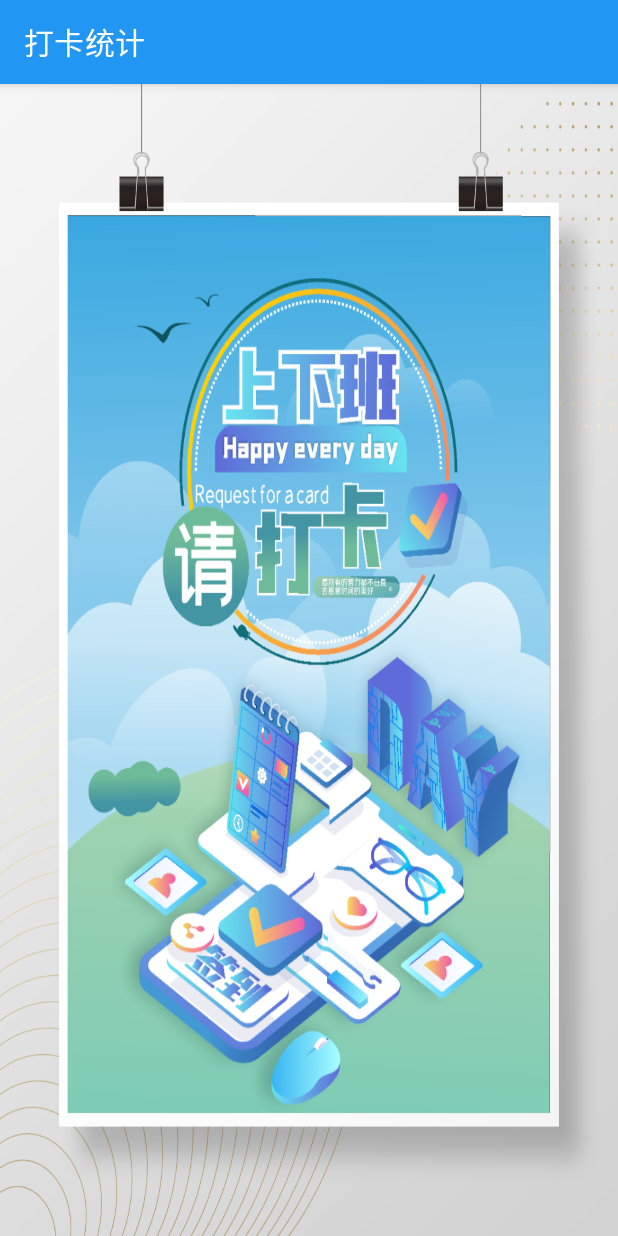
After one commit to ChenBabys/DingdingTimeStatistics, an Android app: the SplashActivity screen opened directly, with no data from a screen before it, on a phone screen of 412 x 824 dp. The commit adds this screen. Run offline under Robolectric (Android 15) with nearby library versions, the light colour scheme and no system bars.

Commit message:
加个启动图

```diff
--- /dev/null
+++ b/app/src/main/java/com/chenbabys/dingdingtimestatistics/SplashActivity.kt
@@ -0,0 +1,18 @@
+package com.chenbabys.dingdingtimestatistics
+
+import android.content.Intent
+import com.chenbabys.dingdingtimestatistics.base.BaseActivity
+import com.chenbabys.dingdingtimestatistics.base.BaseViewModel
+import com.chenbabys.dingdingtimestatistics.databinding.ActivitySplashBinding
+
+class SplashActivity : BaseActivity<BaseViewModel,ActivitySplashBinding>() {
+
+
+    override fun initView() {
+       startActivity(Intent(mContext,MainActivity::class.java))
+    }
+
+    override fun initVm() {
+
+    }
+}
--- /dev/null
+++ b/app/src/main/res/layout/activity_splash.xml
@@ -0,0 +1,10 @@
+<?xml version="1.0" encoding="utf-8"?>
+<androidx.constraintlayout.widget.ConstraintLayout xmlns:android="http://schemas.android.com/apk/res/android"
+    xmlns:app="http://schemas.android.com/apk/res-auto"
+    xmlns:tools="http://schemas.android.com/tools"
+    android:layout_width="match_parent"
+    android:layout_height="match_parent"
+    android:background="@mipmap/ic_daka"
+    tools:context=".SplashActivity">
+
+</androidx.constraintlayout.widget.ConstraintLayout>
--- a/app/src/main/res/values/themes.xml
+++ b/app/src/main/res/values/themes.xml
@@ -13,4 +13,8 @@
         <item name="android:statusBarColor" tools:targetApi="l">?attr/colorPrimaryVariant</item>
         <!-- Customize your theme here. -->
     </style>
+
+    <style name="spanTheme" parent="Theme.DingdingTimeStatistics">
+        <item name="android:windowBackground">@mipmap/ic_daka</item>
+    </style>
 </resources>
--- a/build.gradle
+++ b/build.gradle
@@ -7,7 +7,7 @@ buildscript {
     }
     dependencies {
         classpath 'com.android.tools.build:gradle:7.0.0'
-        classpath "org.jetbrains.kotlin:kotlin-gradle-plugin:$kotlin_version"
+        classpath "org.jetbrains.kotlin:kotlin-gradle-plugin:1.5.30"
 
         // NOTE: Do not place your application dependencies here; they belong
         // in the individual module build.gradle files
```
Also changed, not shown: app/src/main/AndroidManifest.xml (+8 -3 lines), app/src/main/res/mipmap/ic_daka.png (added).
